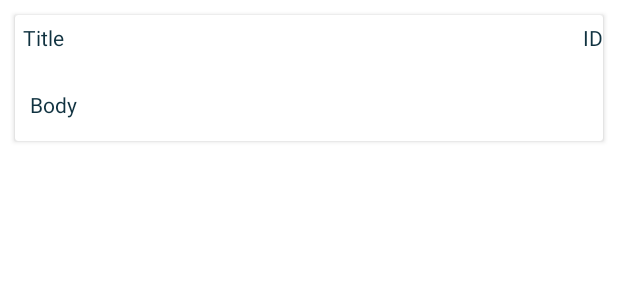
After one commit to sara-diab/MVVM, an Android app: the layout post_item.xml on its own in the app's theme, with its tools: preview values and no code run, on a phone screen of 412 x 824 dp. The commit adds this screen. Shown: the top 300 px of the screen. Run offline under Robolectric (Android 15) with nearby library versions, the phone set to English and light mode, and no system bars.

Commit message:
Done MVVM

```diff
--- a/app/src/main/AndroidManifest.xml
+++ b/app/src/main/AndroidManifest.xml
@@ -4,13 +4,15 @@
     <uses-permission android:name="android.permission.INTERNET"/>
 
     <application
+
+        android:usesCleartextTraffic="true"
         android:allowBackup="true"
         android:icon="@mipmap/ic_launcher"
         android:label="@string/app_name"
         android:roundIcon="@mipmap/ic_launcher_round"
         android:supportsRtl="true"
         android:theme="@style/Theme.MyApplication_Sara">
-        <activity android:name=".MainActivity">
+        <activity android:name=".Ui.main.MainActivity">
             <intent-filter>
                 <action android:name="android.intent.action.MAIN" />
 
--- a/app/src/main/java/com/example/myapplication_sara/data/PostInterface.java
+++ b/app/src/main/java/com/example/myapplication_sara/data/PostInterface.java
@@ -8,10 +8,6 @@ import retrofit2.Call;
 import retrofit2.http.GET;
 
 public interface PostInterface {
-
     @GET("posts")
-    public Call<List<PostModel>> getPost();
-
-
-
+    public Call<List<PostModel>> getPosts();
 }
--- /dev/null
+++ b/app/src/main/res/layout/post_item.xml
@@ -0,0 +1,85 @@
+<?xml version="1.0" encoding="utf-8"?>
+<androidx.cardview.widget.CardView xmlns:android="http://schemas.android.com/apk/res/android"
+    xmlns:tools="http://schemas.android.com/tools"
+    android:layout_width="match_parent"
+    android:layout_height="wrap_content"
+    xmlns:app="http://schemas.android.com/apk/res-auto"
+    android:layout_margin="10dp">
+
+
+
+<androidx.constraintlayout.widget.ConstraintLayout
+        android:layout_width="match_parent"
+        android:layout_height="match_parent"
+        >
+
+
+        <TextView
+            android:layout_width="wrap_content"
+            android:layout_height="wrap_content"
+            android:layout_margin="5dp"
+            android:layout_marginStart="16dp"
+            android:layout_marginTop="5dp"
+            android:text="Title"
+            android:textColor="#103240"
+            app:layout_constraintStart_toStartOf="parent"
+            app:layout_constraintTop_toTopOf="parent" />
+
+        <TextView
+            android:id="@+id/title_tv"
+            android:layout_width="wrap_content"
+            android:layout_height="wrap_content"
+            android:layout_marginStart="16dp"
+            android:layout_marginTop="25dp"
+            android:layout_marginLeft="5dp"
+            app:layout_constraintStart_toStartOf="parent"
+            app:layout_constraintTop_toTopOf="parent"
+            />
+
+        <TextView
+            android:layout_width="wrap_content"
+            android:layout_height="wrap_content"
+            android:text="ID"
+            android:layout_marginTop="5dp"
+            android:textColor="#103240"
+            app:layout_constraintEnd_toEndOf="parent"
+            app:layout_constraintTop_toTopOf="parent"
+
+            />
+
+
+        <TextView
+            android:id="@+id/userId_tv"
+            android:layout_width="wrap_content"
+            android:layout_height="wrap_content"
+            android:layout_marginTop="25dp"
+            app:layout_constraintEnd_toEndOf="parent"
+            app:layout_constraintTop_toTopOf="parent"
+
+            />
+
+        <TextView
+            android:layout_width="match_parent"
+            android:layout_height="wrap_content"
+            android:layout_marginTop="5dp"
+            android:layout_marginLeft="10dp"
+            android:text="Body"
+            android:textColor="#103240"
+            app:layout_constraintEnd_toEndOf="parent"
+            app:layout_constraintStart_toStartOf="parent"
+            app:layout_constraintTop_toBottomOf="@+id/title_tv"
+            />
+
+
+    <TextView
+            android:id="@+id/body_tv"
+            android:layout_width="match_parent"
+            android:layout_height="wrap_content"
+            android:layout_marginTop="20dp"
+            android:layout_marginLeft="5dp"
+            app:layout_constraintEnd_toEndOf="parent"
+            app:layout_constraintStart_toStartOf="parent"
+            app:layout_constraintTop_toBottomOf="@+id/title_tv"
+             />
+    </androidx.constraintlayout.widget.ConstraintLayout>
+</androidx.cardview.widget.CardView>
```
Also changed, not shown: app/build.gradle (+11 -0 lines), app/src/main/java/com/example/myapplication_sara/MainActivity.java (deleted, +0 -14 lines), app/src/main/java/com/example/myapplication_sara/Ui/main/MainActivity.java (added, +42 -0 lines), app/src/main/java/com/example/myapplication_sara/Ui/main/postAdapter.java (added, +59 -0 lines), app/src/main/java/com/example/myapplication_sara/Ui/main/postViewModel.java (added, +33 -0 lines), app/src/main/java/com/example/myapplication_sara/data/retrofitClient.java (+4 -5 lines), app/src/main/res/layout/activity_main.xml (+5 -5 lines).
